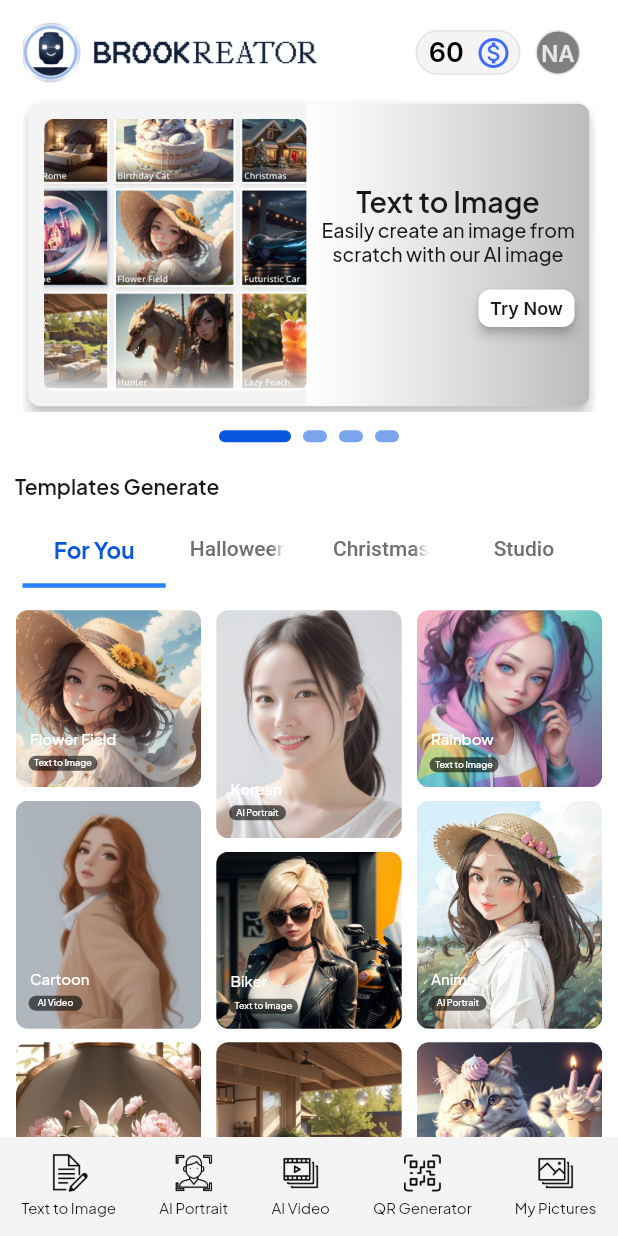
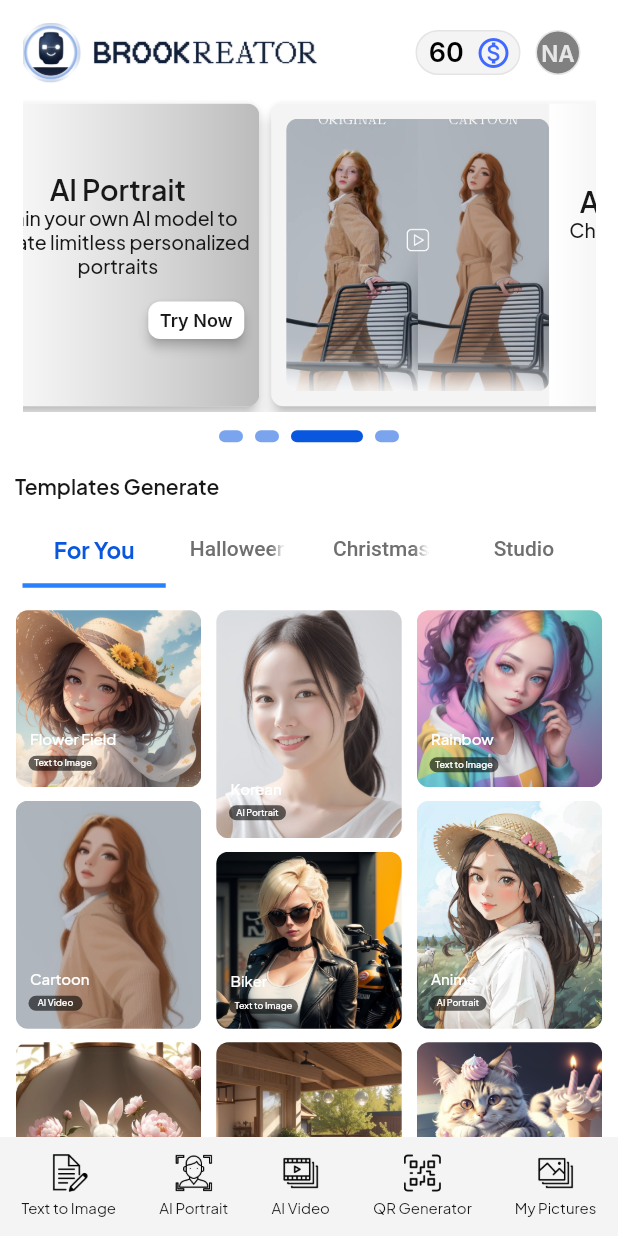
Before and after one commit to BlackAIGuru/Brookreator-stablediffusion-app, a Flutter app: the HomePageWidget screen opened by its route, after a tap on an icon or button, on a phone screen of 412 x 824 dp. Run offline on Flutter 3.47's test engine with Material 2 defaults, Android fonts, the phone set to English and light mode, and no system bars; drawn by our look-alikes of auto_size_text, smooth_page_indicator; our stand-ins replace carousel_slider, cloud_firestore, dotted_border, easy_debounce, file_picker, firebase_auth and 18 more; missing offline and left inert: json_path, mime_type; accounts and stored records are empty; project files that could hold a hidden picture were left out.

Commit message:
Updated Home Page

```diff
--- a/lib/app_state.dart
+++ b/lib/app_state.dart
@@ -33,6 +33,12 @@ class FFAppState extends ChangeNotifier {
   set username(String value) {
     _username = value;
   }
+
+  bool _pageviewstatus = false;
+  bool get pageviewstatus => _pageviewstatus;
+  set pageviewstatus(bool value) {
+    _pageviewstatus = value;
+  }
 }
 
 LatLng? _latLngFromString(String? val) {
--- /dev/null
+++ b/lib/flutter_flow/custom_icons.dart
@@ -0,0 +1,10 @@
+import 'package:flutter/widgets.dart';
+
+class FFIcons {
+  FFIcons._();
+
+  static const String _icomoonFamily = 'Icomoon';
+
+  // icomoon
+  static const IconData kbin = IconData(0xe9ac, fontFamily: _icomoonFamily);
+}
--- a/lib/flutter_flow/flutter_flow_util.dart
+++ b/lib/flutter_flow/flutter_flow_util.dart
@@ -25,6 +25,7 @@ export 'package:intl/intl.dart';
 export 'package:cloud_firestore/cloud_firestore.dart'
     show DocumentReference, FirebaseFirestore;
 export 'package:page_transition/page_transition.dart';
+export 'custom_icons.dart' show FFIcons;
 export 'internationalization.dart' show FFLocalizations;
 export 'nav/nav.dart';
 
--- a/lib/flutter_flow/nav/nav.dart
+++ b/lib/flutter_flow/nav/nav.dart
@@ -84,7 +84,9 @@ GoRouter createRouter(AppStateNotifier appStateNotifier) => GoRouter(
         FFRoute(
           name: 'HomePage',
           path: '/homePage',
-          builder: (context, params) => const HomePageWidget(),
+          builder: (context, params) => HomePageWidget(
+            pageview: params.getParam('pageview', ParamType.bool),
+          ),
         ),
         FFRoute(
           name: 'AIPortrait_Start',
--- a/lib/homepage/home_page/home_page_widget.dart
+++ b/lib/homepage/home_page/home_page_widget.dart
@@ -7,6 +7,7 @@ import '/flutter_flow/flutter_flow_widgets.dart';
 import 'package:smooth_page_indicator/smooth_page_indicator.dart'
     as smooth_page_indicator;
 import 'package:flutter/material.dart';
+import 'package:flutter/scheduler.dart';
 import 'package:flutter/services.dart';
 import 'package:flutter_staggered_grid_view/flutter_staggered_grid_view.dart';
 import 'package:provider/provider.dart';
@@ -14,7 +15,12 @@ import 'home_page_model.dart';
 export 'home_page_model.dart';
 
 class HomePageWidget extends StatefulWidget {
-  const HomePageWidget({super.key});
+  const HomePageWidget({
+    super.key,
+    bool? pageview,
+  })  : pageview = pageview ?? true;
+
+  final bool pageview;
 
   @override
   _HomePageWidgetState createState() => _HomePageWidgetState();
@@ -30,6 +36,17 @@ class _HomePageWidgetState extends State<HomePageWidget>
   void initState() {
     super.initState();
     _model = createModel(context, () => HomePageModel());
+
+    // On page load action.
+    SchedulerBinding.instance.addPostFrameCallback((_) async {
+      while (FFAppState().pageviewstatus == false) {
+        await Future.delayed(const Duration(milliseconds: 300));
+        await _model.pageViewController?.nextPage(
+          duration: const Duration(milliseconds: 300),
+          curve: Curves.ease,
+        );
+      }
+    });
 
     _model.tabBarController = TabController(
       vsync: this,
--- a/pubspec.yaml
+++ b/pubspec.yaml
@@ -148,6 +148,10 @@ flutter:
     - assets/lottie_animations/
     - assets/rive_animations/
     - assets/pdfs/
+  fonts:
+    - family: Icomoon
+      fonts:
+        - asset: assets/fonts/icomoon.ttf
 
   # An image asset can refer to one or more resolution-specific "variants", see
   # https://flutter.dev/assets-and-images/#resolution-aware.
```
Also changed, not shown: assets/fonts/icomoon.ttf (added), 1 other file.
